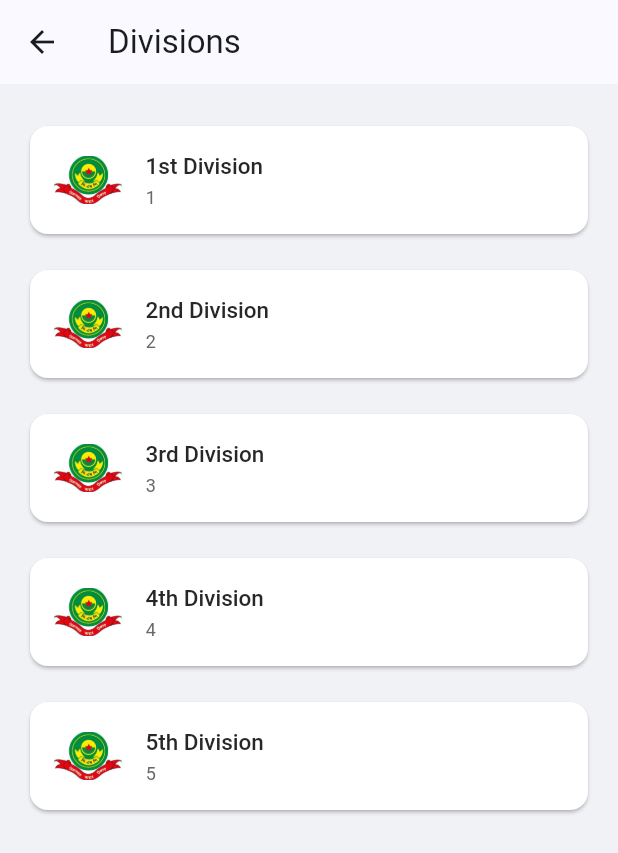
After one commit to MirInjamamul/village_crime_notebook, a Flutter app: the DivisionScreen screen opened by its route, on a phone screen of 412 x 824 dp. The commit adds this screen. Shown: the top 853 px of the screen. Run offline on Flutter 3.47's test engine with Material 3 defaults, Android fonts, the phone set to English and light mode, and no system bars; our stand-ins replace flutter_svg, get, shared_preferences; accounts and stored records are empty.

Commit message:
disvision added

```diff
--- a/lib/controllers/home/home_conreoller.dart
+++ b/lib/controllers/home/home_conreoller.dart
@@ -1,5 +1,6 @@
 import 'package:flutter/cupertino.dart';
 import 'package:get/get.dart';
+import 'package:village_crime/models/division.dart';
 
 import '../../models/thana.dart';
 
@@ -217,4 +218,17 @@ class HomeController extends GetxController implements GetxService {
 
     update();
   }
+
+  final List<Division> _division = [
+    Division(id: 1, divisionName: "1st Division"),
+    Division(id: 2, divisionName: "2nd Division"),
+    Division(id: 3, divisionName: "3rd Division"),
+    Division(id: 4, divisionName: "4th Division"),
+    Division(id: 5, divisionName: "5th Division"),
+  ];
+
+  List<Division> get division => _division;
+  List<Division> getDivision() {
+    return _division;
+  }
 }
--- /dev/null
+++ b/lib/models/division.dart
@@ -0,0 +1,7 @@
+
+class Division{
+  int? id;
+  String? divisionName;
+
+  Division({this.id, this.divisionName});
+}
--- a/lib/src/config/routes/route_helper.dart
+++ b/lib/src/config/routes/route_helper.dart
@@ -1,4 +1,5 @@
 import 'package:get/get.dart';
+import 'package:village_crime/src/presentation/view/pages/home/divistion_screen.dart';
 import 'package:village_crime/src/presentation/view/pages/ward/ward_screen.dart';
 
 import '../../presentation/view/pages/dashboard/start_screen.dart';
@@ -12,6 +13,7 @@ class RouteHelper {
   static const String onBoardingScreen = '/onBoardingScreen';
   static const String loginScreen = '/loginScreen';
   static const String wardScreen = '/wardScreen';
+  static const String divisionScreen = '/divisionScreen';
   // static const String signUpScreen = '/signUpScreen';
   // static const String verificationScreen = '/verificationScreen';
   // static const String forgetPasswordScreen = '/forgetPasswordScreen';
@@ -58,6 +60,7 @@ class RouteHelper {
   //
   static String getDashboardScreen() => dashBoard;
   static String getWardScreen() => wardScreen;
+  static String getDivisionScreen() => divisionScreen;
   static String getLoginScreen() => loginScreen;
   static String getSplashScreen() => splashScreen;
   static String getSOnBoardingScreen() => onBoardingScreen;
@@ -117,6 +120,7 @@ class RouteHelper {
     GetPage(name: dashBoard, page: () => const DashboardScreen()),
     GetPage(name: loginScreen, page: () => const LoginScreen()),
     GetPage(name: wardScreen, page: () => const WardScreen()),
+    GetPage(name: divisionScreen, page: () => const DivisionScreen()),
     GetPage(name: splashScreen, page: () => const SplashScreen()),
     GetPage(name: onBoardingScreen, page: () => const OnboardingScreen()),
   //   GetPage(
--- /dev/null
+++ b/lib/src/presentation/view/pages/home/divistion_screen.dart
@@ -0,0 +1,67 @@
+import 'package:flutter/material.dart';
+import 'package:get/get.dart';
+import 'package:village_crime/controllers/home/home_conreoller.dart';
+import 'package:village_crime/models/division.dart';
+
+import '../../../../../utils/constants/app_colors.dart';
+import '../../../../../utils/constants/app_images.dart';
+
+class DivisionScreen extends StatelessWidget {
+  const DivisionScreen({super.key});
+
+  @override
+  Widget build(BuildContext context) {
+    final divisionList = Get.find<HomeController>().getDivision();
+
+    return Scaffold(
+      appBar: AppBar(title: const Text('Divisions')),
+      backgroundColor: AppColor.getBackgroundColor(),
+      body: ListView(
+        padding: const EdgeInsets.all(16.0),
+        children: divisionList.map((entry) {
+          return Column(
+            crossAxisAlignment: CrossAxisAlignment.start,
+            children: [
+              // Date header
+              Padding(
+                padding: const EdgeInsets.symmetric(vertical: 8.0),
+                child: NotificationCard(notification: entry)
+              ),
+            ],
+          );
+        }).toList(),
+      ),
+    );
+  }
+}
+
+class NotificationCard extends StatelessWidget {
+  final Division notification;
+  const NotificationCard({super.key, required this.notification});
+
+  @override
+  Widget build(BuildContext context) {
+    return Card(
+      color: AppColor.colorWhite,
+      child: ListTile(
+        leading: Image.asset(AppImage.appLogo, height: 45, width: 45,),
+        title: _notificationTitle(notification),
+        subtitle: Text(notification.id.toString() ?? '', style: const TextStyle(color: AppColor.colorBlack70, fontWeight: FontWeight.w400, fontSize: 12)),
+      ),
+    );
+  }
+}
+
+Widget _notificationTitle(Division notification){
+  return RichText(
+    text: TextSpan(
+      children: <TextSpan>[
+        TextSpan(
+          text: notification.divisionName,
+          style: const TextStyle(
+              fontSize: 15, fontWeight: FontWeight.w500, color: AppColor.colorBlack100),
+        ),
+      ],
+    ),
+  );
+}
--- a/lib/src/presentation/view/pages/home/ngo_list_screen.dart
+++ b/lib/src/presentation/view/pages/home/ngo_list_screen.dart
@@ -1,7 +1,7 @@
 import 'package:flutter/material.dart';
 import 'package:village_crime/models/thana.dart';
 
-import 'ngo_card_build.dart';
+import 'widgets/thana_widget.dart';
 
 
 class NGOList extends StatelessWidget {
```
Also changed, not shown: lib/src/presentation/view/pages/home/widgets/thana_widget.dart (renamed from lib/src/presentation/view/pages/home/ngo_card_build.dart, +4 -3 lines), lib/utils/helper/global.dart (deleted, +0 -75 lines).
